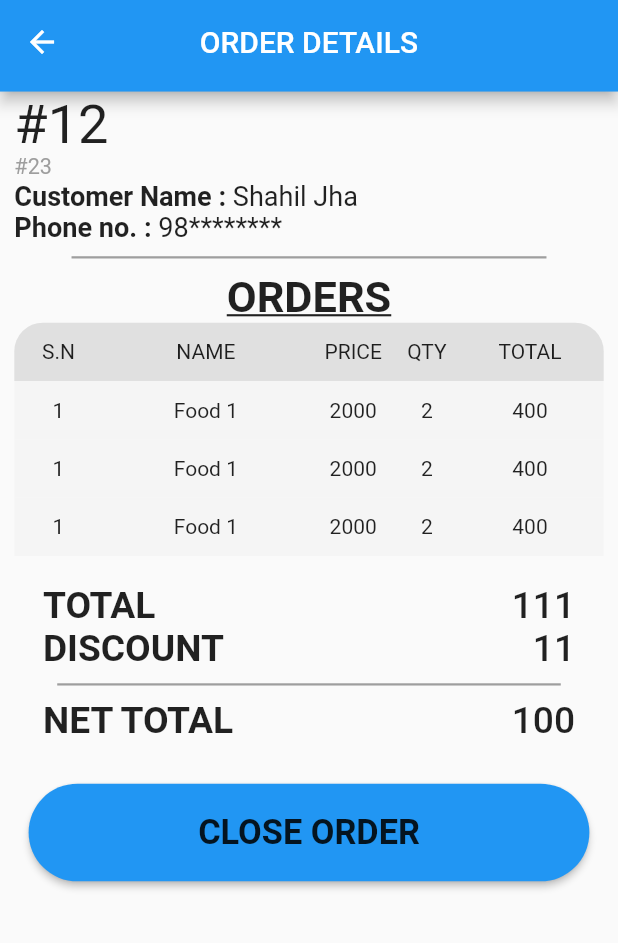
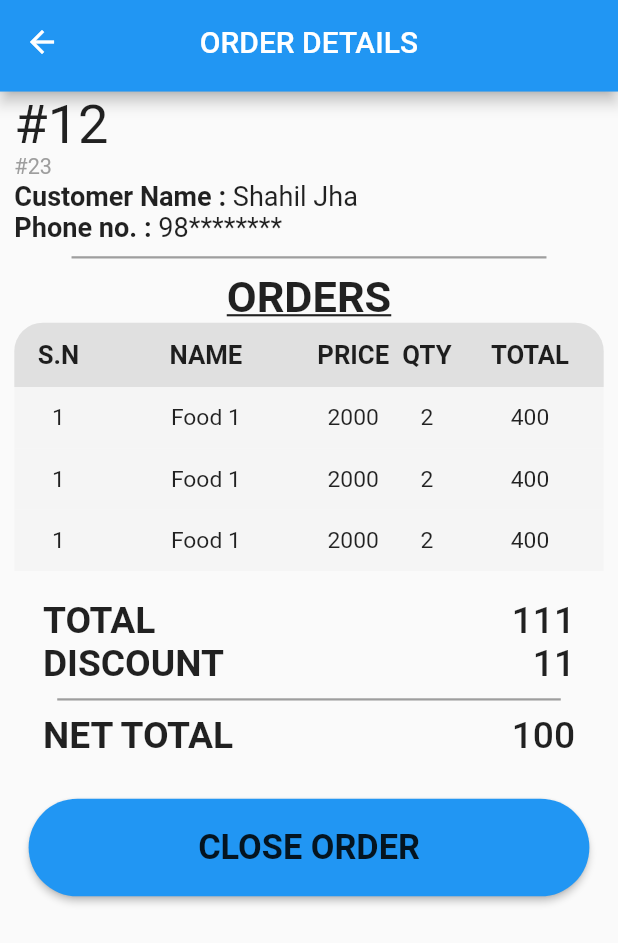
Before and after one commit to ShahilJha/Restaurant-prototype, a Flutter app: the screen it shows after launch, on a phone screen of 412 x 824 dp. Shown: the top 943 px of the screen. Run offline on Flutter 3.47's test engine with Material 2 defaults, Android fonts, the phone set to English and light mode, and no system bars; our stand-ins replace flutter_screenutil.

Commit message:
UI: change font

```diff
--- a/lib/widgets/app_table_components.dart
+++ b/lib/widgets/app_table_components.dart
@@ -1,3 +1,4 @@
+import 'package:flutter/cupertino.dart';
 import 'package:flutter/material.dart';
 import 'package:flutter/rendering.dart';
 import 'package:flutter_screenutil/flutter_screenutil.dart';
@@ -88,7 +89,11 @@ class AppHeaderCell extends StatelessWidget {
   Widget build(BuildContext context) {
     return Padding(
       padding: EdgeInsets.symmetric(vertical: 30.w),
-      child: Text(string, textAlign: TextAlign.center),
+      child: Text(
+        string,
+        textAlign: TextAlign.center,
+        style: TextStyle(fontWeight: FontWeight.w600, fontSize: 45.w),
+      ),
     );
   }
 }
@@ -101,7 +106,11 @@ class AppDataCell extends StatelessWidget {
   Widget build(BuildContext context) {
     return Padding(
       padding: EdgeInsets.symmetric(vertical: 30.w),
-      child: Text(string, textAlign: TextAlign.center),
+      child: Text(
+        string,
+        textAlign: TextAlign.center,
+        style: TextStyle(fontSize: 40.w),
+      ),
     );
   }
 }
```
